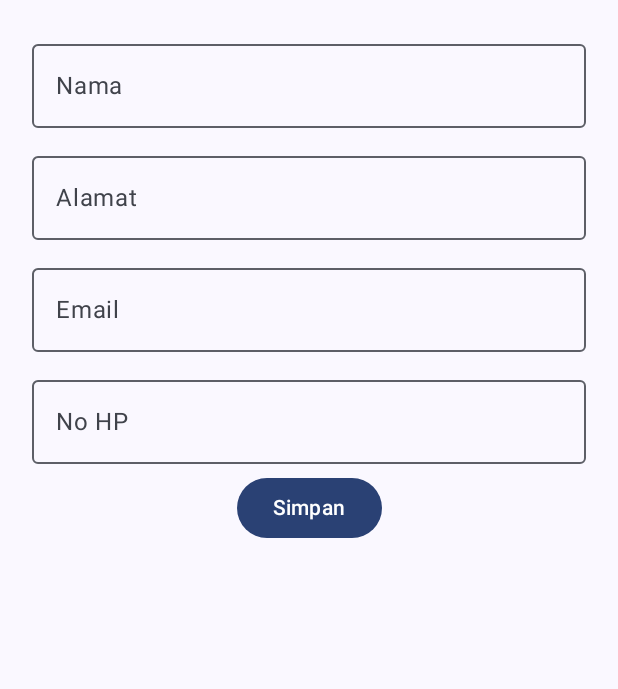
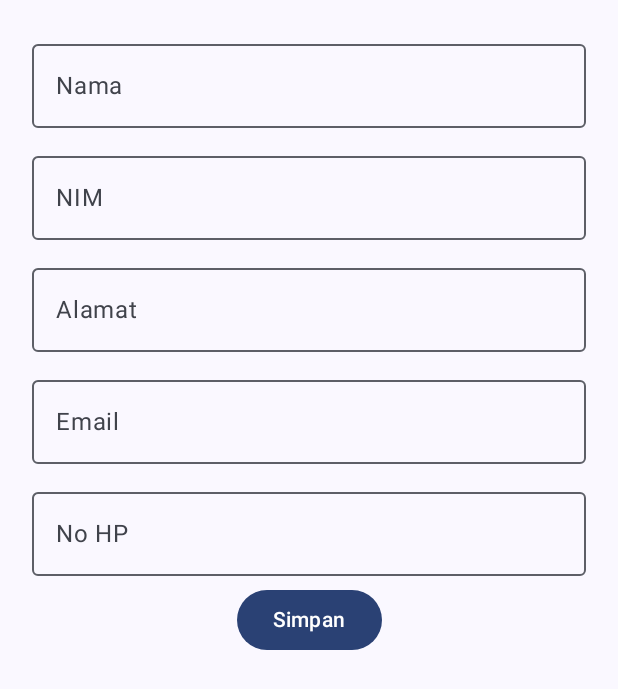
Before and after one commit to YusvanTriAtmojo/QuestNavigasiMVVM_082, an Android app built with Jetpack Compose: the composable FormMahasiswaView called with empty values, on a phone screen of 412 x 824 dp. Shown: the top 689 px of the screen. Run offline under Robolectric (Android 15) with nearby library versions, the phone set to English and light mode, and no system bars.

Commit message:
Membuat OutlinedTextField untuk memasukkan data nim

```diff
--- a/app/src/main/java/com/example/application5/ui/view/FormMahasiswaView.kt
+++ b/app/src/main/java/com/example/application5/ui/view/FormMahasiswaView.kt
@@ -54,6 +54,14 @@ fun FormMahasiswaView(
             modifier = Modifier.fillMaxWidth().padding(5.dp)
         )
 
+        OutlinedTextField(
+            value = nim,
+            onValueChange = {nim = it},
+            placeholder = { Text("Massukkan NIM")},
+            label = {Text("NIM")},
+            modifier = Modifier.fillMaxWidth().padding(5.dp)
+        )
+
         Row {
             listJK.forEach { item ->
                 Row (verticalAlignment = Alignment.CenterVertically){
```
